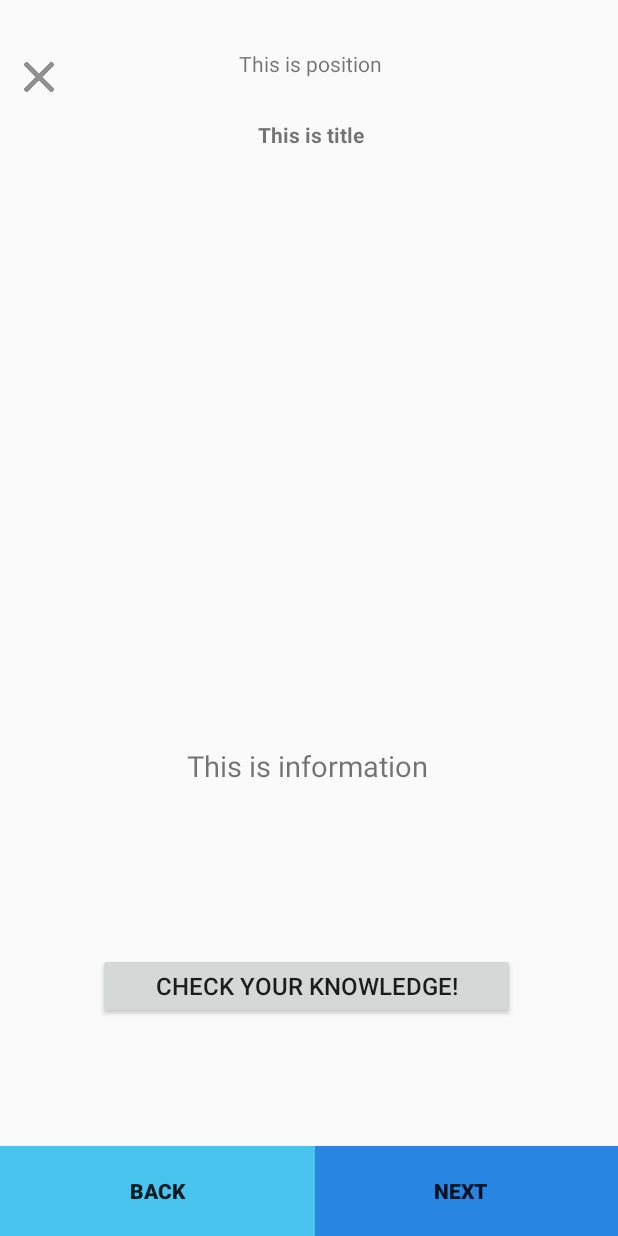
After one commit to ssarahlu/INFS3605, an Android app: the layout activity_learnings.xml on its own in the app's theme, with its tools: preview values and no code run, on a phone screen of 412 x 824 dp. The commit adds this screen. Run offline under Robolectric (Android 15) with nearby library versions, the phone set to English and light mode, and no system bars.

Commit message:
[feature] added key takeaways feature

```diff
--- a/app/src/main/AndroidManifest.xml
+++ b/app/src/main/AndroidManifest.xml
@@ -11,9 +11,10 @@
         android:roundIcon="@mipmap/ic_launcher_round"
         android:supportsRtl="true"
         android:theme="@style/AppTheme">
-        <activity android:name=".MeditateActivity"></activity>
+        <activity android:name=".LearningsActivity"></activity>
+        <activity android:name=".MeditateActivity" />
         <activity android:name=".StoryActivity" />
-        <activity android:name=".QuizActivity"></activity>
+        <activity android:name=".QuizActivity" />
         <activity android:name=".VideoActivity" />
         <activity android:name=".ModuleSelection" />
         <activity android:name=".MainActivity">
--- a/app/src/main/java/com/example/infs3605/QuizActivity.java
+++ b/app/src/main/java/com/example/infs3605/QuizActivity.java
@@ -68,6 +68,7 @@ public class QuizActivity extends AppCompatActivity {
         position = findViewById(R.id.position);
         grp = findViewById(R.id.grp);
         fin = findViewById(R.id.finished);
+        cancel.setVisibility(View.VISIBLE);
 
         for (Quiz q: Quiz.getQuiz()){
             if (q.getModuleId() == modId){
--- /dev/null
+++ b/app/src/main/res/layout/activity_learnings.xml
@@ -0,0 +1,136 @@
+<?xml version="1.0" encoding="utf-8"?>
+<androidx.constraintlayout.widget.ConstraintLayout xmlns:android="http://schemas.android.com/apk/res/android"
+    xmlns:app="http://schemas.android.com/apk/res-auto"
+    xmlns:tools="http://schemas.android.com/tools"
+    android:id="@+id/constraintLayout"
+    android:layout_width="match_parent"
+    android:layout_height="match_parent"
+    android:weightSum="2"
+    tools:context=".LearningsActivity">
+
+    <Button
+        android:id="@+id/check"
+        android:layout_width="278dp"
+        android:layout_height="44dp"
+        android:layout_alignParentLeft="true"
+        android:layout_alignParentTop="true"
+        android:elevation="4dp"
+        android:text="Check your knowledge!"
+        android:textSize="16sp"
+        app:layout_constraintBottom_toBottomOf="parent"
+        app:layout_constraintEnd_toEndOf="parent"
+        app:layout_constraintHorizontal_bias="0.488"
+        app:layout_constraintStart_toStartOf="parent"
+        app:layout_constraintTop_toBottomOf="@+id/info"
+        app:layout_constraintVertical_bias="0.0" />
+
+    <TextView
+        android:id="@+id/title"
+        android:layout_width="wrap_content"
+        android:layout_height="35dp"
+        android:layout_alignParentLeft="true"
+        android:layout_alignParentTop="true"
+        android:layout_marginTop="72dp"
+        android:gravity="center_horizontal|center_vertical"
+        android:text="This is title"
+        android:textStyle="bold"
+        app:layout_constraintEnd_toEndOf="parent"
+        app:layout_constraintHorizontal_bias="0.503"
+        app:layout_constraintStart_toStartOf="parent"
+        app:layout_constraintTop_toTopOf="parent" />
+
+    <ImageView
+        android:id="@+id/image"
+        android:layout_width="278dp"
+        android:layout_height="194dp"
+        android:layout_alignParentLeft="true"
+        android:layout_alignParentTop="true"
+        android:layout_marginTop="12dp"
+        android:scaleType="centerInside"
+        app:layout_constraintEnd_toEndOf="parent"
+        app:layout_constraintHorizontal_bias="0.496"
+        app:layout_constraintStart_toStartOf="parent"
+        app:layout_constraintTop_toBottomOf="@+id/title" />
+
+
+    <TextView
+        android:id="@+id/info"
+        android:layout_width="277dp"
+        android:layout_height="249dp"
+        android:layout_alignParentLeft="true"
+        android:layout_alignParentTop="true"
+        android:gravity="center_horizontal|center_vertical"
+        android:text="This is information"
+        android:textSize="19sp"
+        app:layout_constraintBottom_toBottomOf="parent"
+        app:layout_constraintEnd_toEndOf="parent"
+        app:layout_constraintHorizontal_bias="0.492"
+        app:layout_constraintStart_toStartOf="parent"
+        app:layout_constraintTop_toTopOf="parent"
+        app:layout_constraintVertical_bias="0.672" />
+
+    <TextView
+        android:id="@+id/position"
+        android:layout_width="wrap_content"
+        android:layout_height="wrap_content"
+        android:layout_alignParentLeft="true"
+        android:layout_alignParentTop="true"
+        android:layout_marginBottom="20dp"
+        android:gravity="center_horizontal|center_vertical"
+        android:text="This is position"
+        app:layout_constraintBottom_toTopOf="@+id/title"
+        app:layout_constraintEnd_toEndOf="parent"
+        app:layout_constraintHorizontal_bias="0.503"
+        app:layout_constraintStart_toStartOf="parent"
+        app:layout_constraintTop_toTopOf="parent"
+        app:layout_constraintVertical_bias="1.0" />
+
+    <ImageButton
+        android:id="@+id/cancel"
+        android:layout_width="20dp"
+        android:layout_height="20dp"
+        android:layout_alignParentLeft="true"
+        android:layout_alignParentTop="true"
+        android:layout_marginStart="16dp"
+        android:layout_marginLeft="16dp"
+        android:background="#00FFFFFF"
+        android:scaleType="fitCenter"
+        android:src="@drawable/cancel"
+        app:layout_constraintBottom_toTopOf="@+id/title"
+        app:layout_constraintStart_toStartOf="parent"
+        app:layout_constraintTop_toTopOf="parent"
+        app:layout_constraintVertical_bias="0.8"
+        tools:src="@drawable/cancel" />
+
+    <Button
+        android:id="@+id/next"
+        android:layout_width="210dp"
+        android:layout_height="60dp"
+        android:layout_marginTop="155dp"
+        android:layout_weight="1"
+        android:background="#2886E2"
+        android:text="NEXT"
+        android:textStyle="bold"
+        app:layout_constraintBottom_toBottomOf="parent"
+        app:layout_constraintEnd_toEndOf="parent"
+        app:layout_constraintHorizontal_bias="1.0"
+        app:layout_constraintStart_toStartOf="parent"
+        app:layout_constraintTop_toBottomOf="@+id/info"
+        app:layout_constraintVertical_bias="1.0" />
+
+    <Button
+        android:id="@+id/previous"
+        android:layout_width="210dp"
+        android:layout_height="60dp"
+        android:layout_weight="1"
+        android:background="#48C4EF"
+        android:text="BACK"
+        android:textStyle="bold"
+        app:layout_constraintBottom_toBottomOf="@+id/next"
+        app:layout_constraintEnd_toEndOf="parent"
+        app:layout_constraintHorizontal_bias="0.0"
+        app:layout_constraintStart_toStartOf="parent"
+        app:layout_constraintTop_toBottomOf="@+id/info"
+        app:layout_constraintVertical_bias="1.0" />
+
+</androidx.constraintlayout.widget.ConstraintLayout>
```
Also changed, not shown: app/src/main/java/com/example/infs3605/LearningsActivity.java (added, +284 -0 lines), app/src/main/java/com/example/infs3605/ModuleSelection.java (+14 -2 lines), app/src/main/java/com/example/infs3605/StoryActivity.java (+15 -1 lines), app/src/main/res/layout/activity_quiz.xml (+5 -7 lines), app/src/main/res/layout/activity_story.xml (+41 -18 lines), app/src/main/res/drawable/cancel.png (added), app/src/main/res/drawable/finished_course_stars.png (added).
